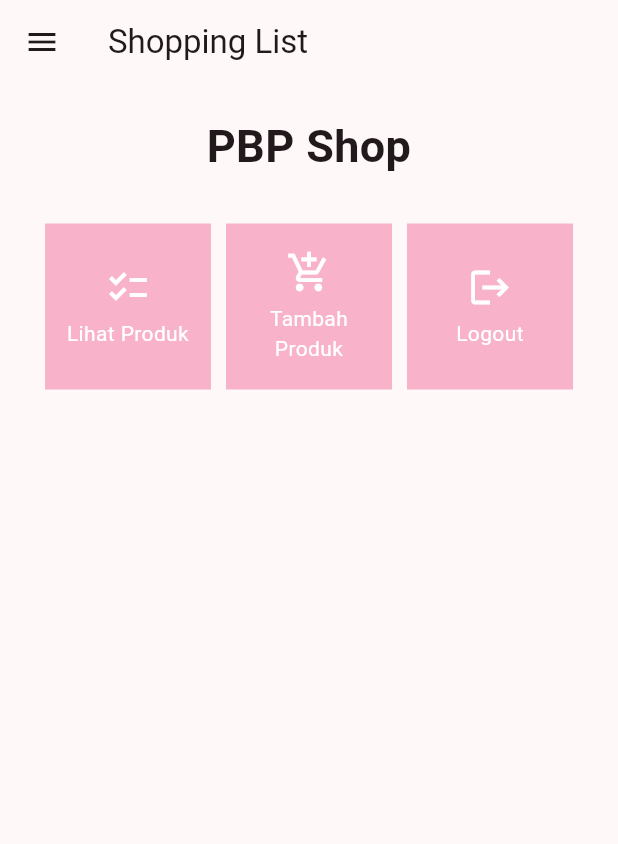
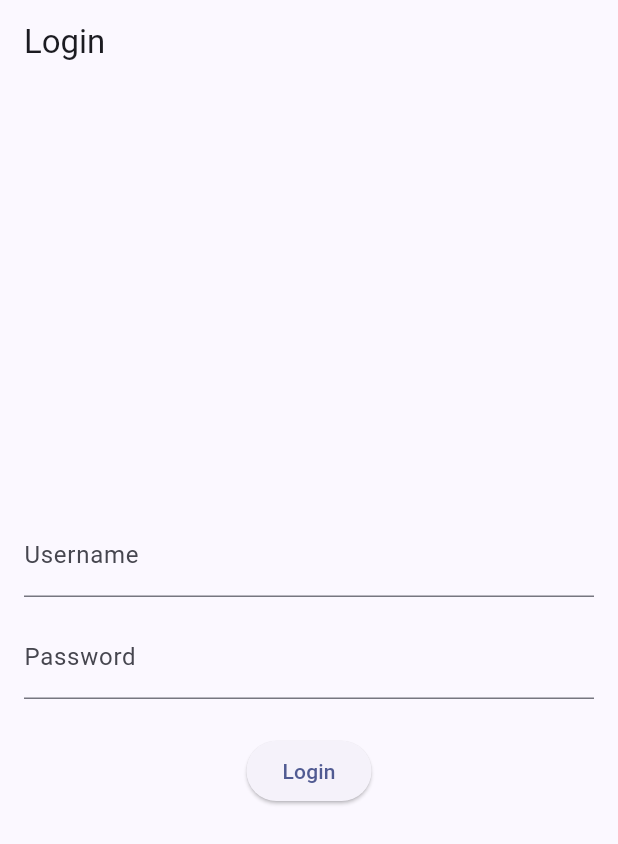
Before and after one commit to rachelzn/shopping-list-mobile, a Flutter app: the screen it shows after launch, on a phone screen of 412 x 824 dp. Shown: the top 844 px of the screen. Run offline on Flutter 3.47's test engine with Material 2 defaults, Android fonts, the phone set to English and light mode, and no system bars; missing offline and left inert: pbp_django_auth.

Commit message:
tutorial 8

```diff
--- a/lib/main.dart
+++ b/lib/main.dart
@@ -1,5 +1,7 @@
 import 'package:flutter/material.dart';
-import 'package:shopping_list/screens/menu.dart';
+import 'package:shopping_list/screens/login.dart';
+import 'package:provider/provider.dart';
+import 'package:pbp_django_auth/pbp_django_auth.dart';
 
 void main() {
   runApp(const MyApp());
@@ -11,8 +13,13 @@ class MyApp extends StatelessWidget {
   // This widget is the root of your application.
   @override
   Widget build(BuildContext context) {
-    return MaterialApp(
-      title: 'Cardboard',
+    return Provider(
+        create: (_) {
+          CookieRequest request = CookieRequest();
+          return request;
+        },
+        child: MaterialApp(
+          title: 'Flutter Demo',
           theme: ThemeData(
             // This is the theme of your application.
             //
@@ -29,10 +36,10 @@ class MyApp extends StatelessWidget {
             //
             // This works for code too, not just values: Most code changes can be
             // tested with just a hot reload.
-        colorScheme: ColorScheme.fromSeed(seedColor: Color(0xFFF8B3CA)),
+            colorScheme: ColorScheme.fromSeed(seedColor: Colors.indigo),
             useMaterial3: true,
           ),
-      home: MyHomePage(),
-    );
+          home: LoginPage(),
+        ));
   }
 }
--- /dev/null
+++ b/lib/screens/login.dart
@@ -0,0 +1,110 @@
+import 'package:shopping_list/screens/menu.dart';
+import 'package:flutter/material.dart';
+import 'package:pbp_django_auth/pbp_django_auth.dart';
+import 'package:provider/provider.dart';
+
+void main() {
+  runApp(const LoginApp());
+}
+
+class LoginApp extends StatelessWidget {
+  const LoginApp({super.key});
+
+  @override
+  Widget build(BuildContext context) {
+    return MaterialApp(
+      title: 'Login',
+      theme: ThemeData(
+        primarySwatch: Colors.blue,
+      ),
+      home: const LoginPage(),
+    );
+  }
+}
+
+class LoginPage extends StatefulWidget {
+  const LoginPage({super.key});
+
+  @override
+  _LoginPageState createState() => _LoginPageState();
+}
+
+class _LoginPageState extends State<LoginPage> {
+  final TextEditingController _usernameController = TextEditingController();
+  final TextEditingController _passwordController = TextEditingController();
+
+  @override
+  Widget build(BuildContext context) {
+    final request = context.watch<CookieRequest>();
+    return Scaffold(
+      appBar: AppBar(
+        title: const Text('Login'),
+      ),
+      body: Container(
+        padding: const EdgeInsets.all(16.0),
+        child: Column(
+          mainAxisAlignment: MainAxisAlignment.center,
+          children: [
+            TextField(
+              controller: _usernameController,
+              decoration: const InputDecoration(
+                labelText: 'Username',
+              ),
+            ),
+            const SizedBox(height: 12.0),
+            TextField(
+              controller: _passwordController,
+              decoration: const InputDecoration(
+                labelText: 'Password',
+              ),
+              obscureText: true,
+            ),
+            const SizedBox(height: 24.0),
+            ElevatedButton(
+              onPressed: () async {
+                String username = _usernameController.text;
+                String password = _passwordController.text;
+
+                final response =
+                    await request.login("http://127.0.0.1:8000/auth/login/", {
+                  'username': username,
+                  'password': password,
+                });
+
+                if (request.loggedIn) {
+                  String message = response['message'];
+                  String uname = response['username'];
+                  Navigator.pushReplacement(
+                    context,
+                    MaterialPageRoute(builder: (context) => MyHomePage()),
+                  );
+                  ScaffoldMessenger.of(context)
+                    ..hideCurrentSnackBar()
+                    ..showSnackBar(
+                        SnackBar(content: Text("$message Welcome, $uname.")));
+                } else {
+                  showDialog(
+                    context: context,
+                    builder: (context) => AlertDialog(
+                      title: const Text('Login Failed'),
+                      content: Text(response['message']),
+                      actions: [
+                        TextButton(
+                          child: const Text('OK'),
+                          onPressed: () {
+                            Navigator.pop(context);
+                          },
+                        ),
+                      ],
+                    ),
+                  );
+                }
+              },
+              child: const Text('Login'),
+            ),
+          ],
+        ),
+      ),
+    );
+  }
+}
--- a/lib/screens/menu.dart
+++ b/lib/screens/menu.dart
@@ -3,7 +3,7 @@ import 'package:shopping_list/widgets/shop_card.dart';
 import 'package:shopping_list/widgets/left_drawer.dart';
 
 class MyHomePage extends StatelessWidget {
-  MyHomePage({Key? key}) : super(key: key);
+  MyHomePage({super.key});
   final List<ShopItem> items = [
     ShopItem("Lihat Produk", Icons.checklist),
     ShopItem("Tambah Produk", Icons.add_shopping_cart),
--- a/pubspec.yaml
+++ b/pubspec.yaml
@@ -35,6 +35,9 @@ dependencies:
   # The following adds the Cupertino Icons font to your application.
   # Use with the CupertinoIcons class for iOS style icons.
   cupertino_icons: ^1.0.2
+  provider: ^6.1.1
+  pbp_django_auth: ^0.3.1
+  http: ^0.13.6
 
 dev_dependencies:
   flutter_test:
```
Also changed, not shown: lib/models/product.dart (added, +68 -0 lines), lib/screens/list_product.dart (added, +90 -0 lines), lib/screens/shoplist_form.dart (+36 -27 lines), lib/widgets/left_drawer.dart (+12 -0 lines), lib/widgets/shop_card.dart (+28 -1 lines), pubspec.lock, 15 other files. Lines whose indentation alone changed are shown as unchanged.
